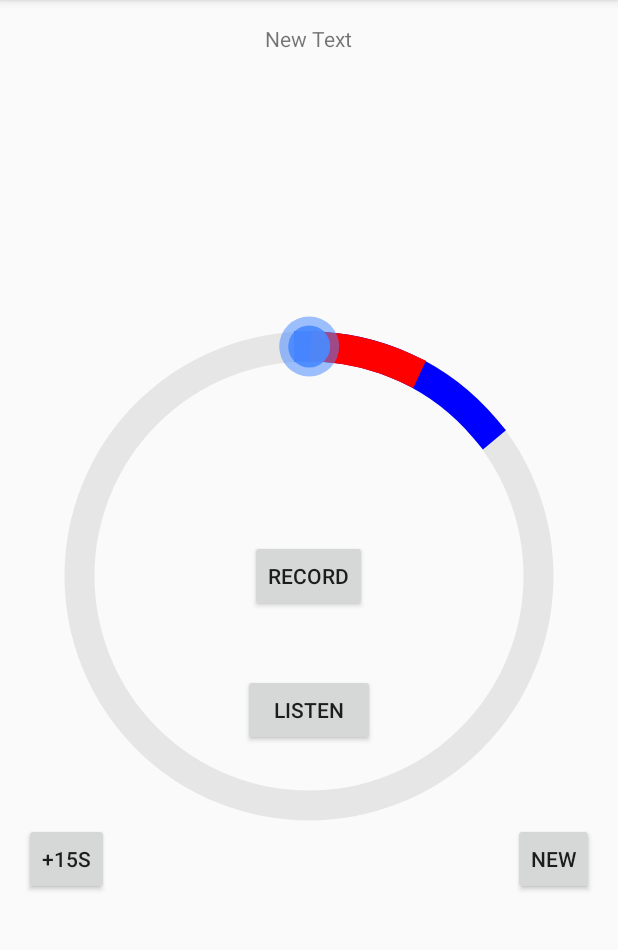
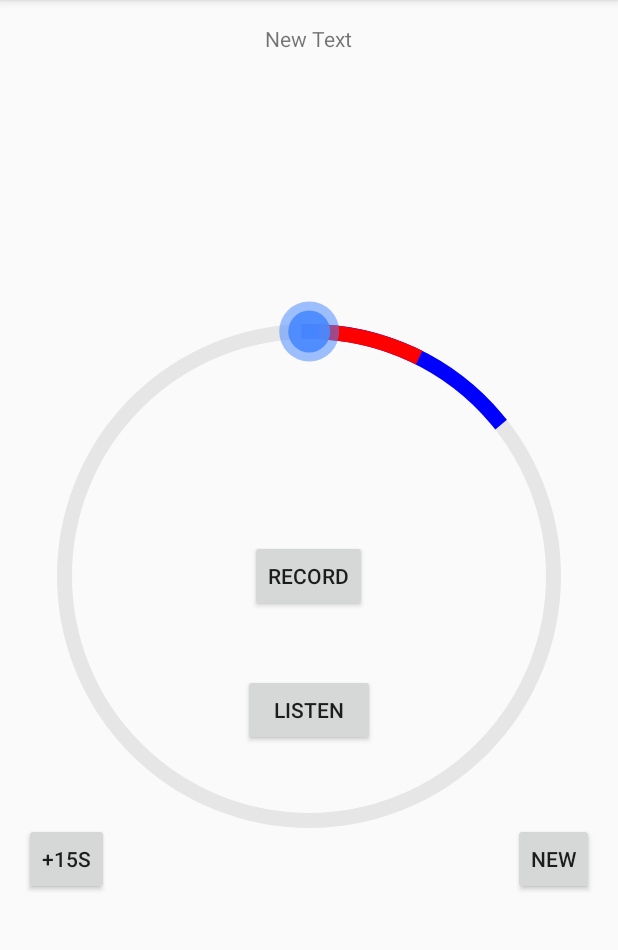
Before and after one commit to 24hours/SnoreTracker, an Android app: the screen it shows after launch (MainActivity), on a phone screen of 412 x 824 dp, the part 84-1034 px from its top. Run offline under Robolectric (Android 15) with nearby library versions, the phone set to English and light mode, and no system bars; 2 statements that could not run were skipped.

Commit message:
smaller bar

```diff
--- a/app/src/main/res/layout/fragment_main.xml
+++ b/app/src/main/res/layout/fragment_main.xml
@@ -18,7 +18,7 @@
         android:layout_alignParentLeft="true"
         android:layout_alignParentStart="true"
         android:layout_alignParentBottom="true"
-        app:circle_stroke_width="20"
+        app:circle_stroke_width="10"
         app:pointer_radius="14"
         app:circle_progress_color="#29A629"
         app:circle_color="#E6E6E6"
```
